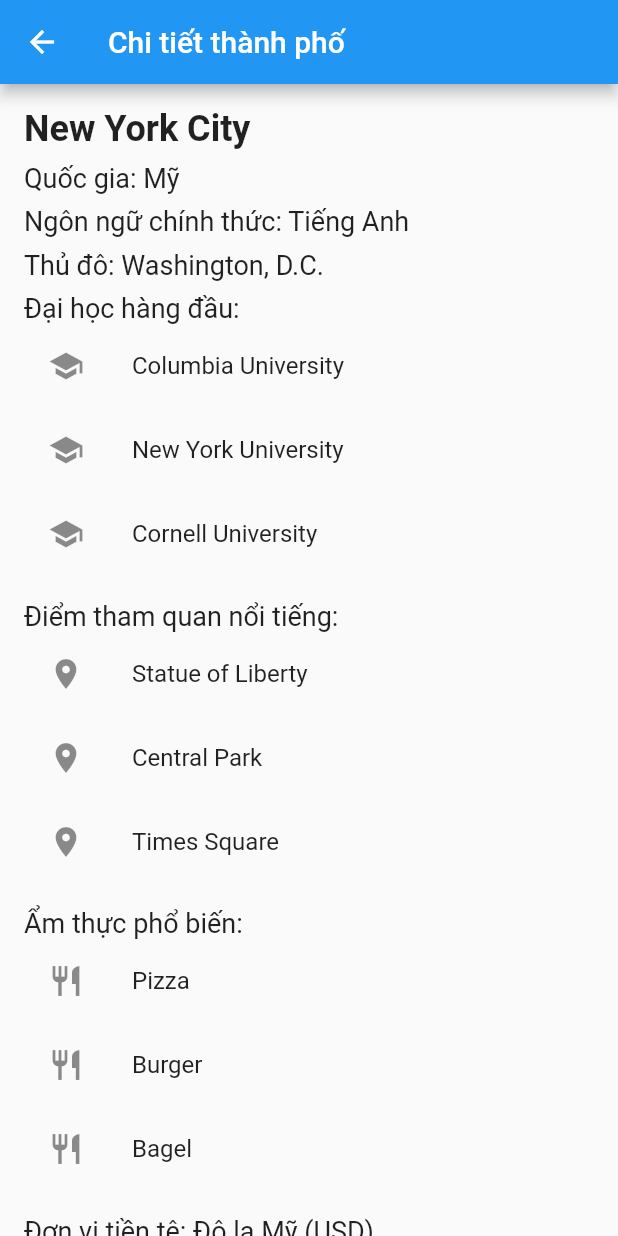
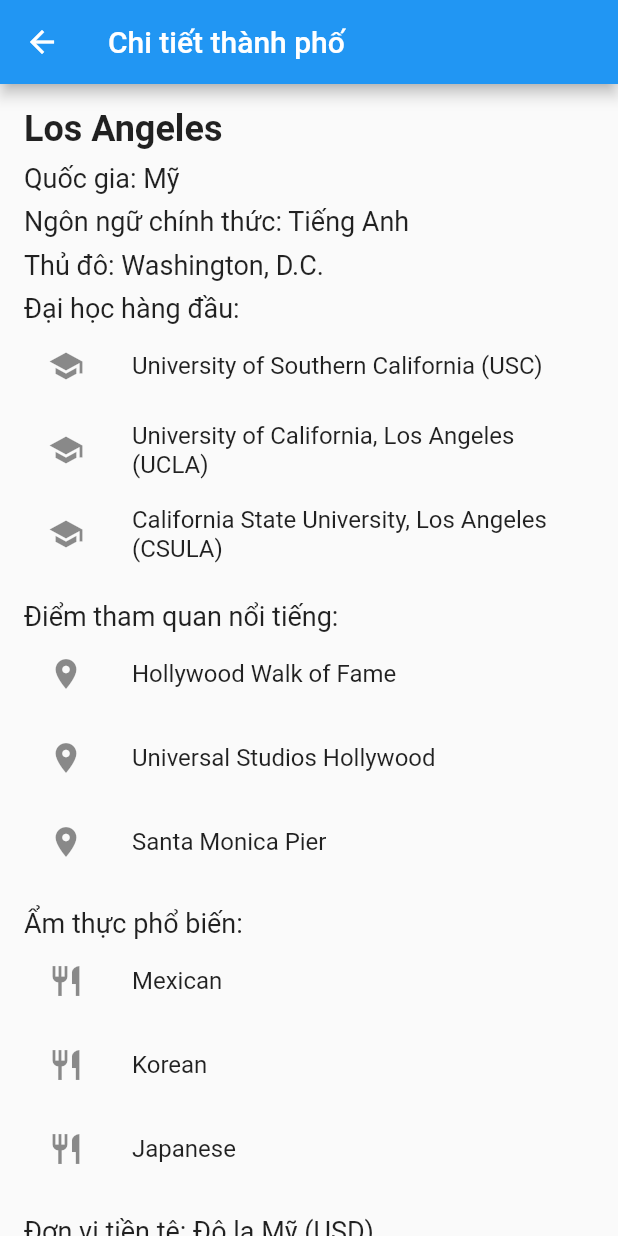
Before and after one commit to tanphuccgl/Study-Abroad-Consultant, a Flutter app: the DetailNationPage screen opened by its route, after a tap on "Los Angeles", on a phone screen of 412 x 824 dp. Run offline on Flutter 3.47's test engine with Material 2 defaults, Android fonts, the phone set to English and light mode, and no system bars; our stand-ins replace bot_toast, cloud_firestore, equatable, firebase_core, flutter_bloc, get_it and 2 more; accounts and stored records are empty.

Commit message:
add data to city page

```diff
--- a/lib/feature/nation/pages/city_page.dart
+++ b/lib/feature/city/pages/city_page.dart
@@ -1,33 +1,12 @@
 import 'package:flutter/material.dart';
+import 'package:study_abroad_consultant/network/model/city.dart';
 
 class CityPage extends StatelessWidget {
-  const CityPage({super.key});
+  final City city;
+  const CityPage({super.key, required this.city});
 
   @override
   Widget build(BuildContext context) {
-    final city = StudyAbroadCity(
-      cityName: 'New York City',
-      countryName: 'Mỹ',
-      language: 'Tiếng Anh',
-      capital: 'Washington, D.C.',
-      universities: [
-        'Columbia University',
-        'New York University',
-        'Cornell University',
-      ],
-      popularAttractions: [
-        'Statue of Liberty',
-        'Central Park',
-        'Times Square',
-      ],
-      popularCuisines: [
-        'Pizza',
-        'Burger',
-        'Bagel',
-      ],
-      currency: 'Đô la Mỹ (USD)',
-      timeZone: 'Giờ đông Mỹ (EST)',
-    );
     return Scaffold(
       appBar: AppBar(
         title: const Text('Chi tiết thành phố'),
@@ -116,27 +95,3 @@
     );
   }
 }
-
-class StudyAbroadCity {
-  final String cityName;
-  final String countryName;
-  final String language;
-  final String capital;
-  final List<String> universities;
-  final List<String> popularAttractions;
-  final List<String> popularCuisines;
-  final String currency;
-  final String timeZone;
-
-  StudyAbroadCity({
-    required this.cityName,
-    required this.countryName,
-    required this.language,
-    required this.capital,
-    required this.universities,
-    required this.popularAttractions,
-    required this.popularCuisines,
-    required this.currency,
-    required this.timeZone,
-  });
-}
--- a/lib/feature/nation/pages/detail_nation_page.dart
+++ b/lib/feature/nation/pages/detail_nation_page.dart
@@ -98,7 +98,7 @@
 
   Widget _buildCityCard(City city) {
     return GestureDetector(
-      onTap: () => XCoordinator.showCity(),
+      onTap: () => XCoordinator.showCity(city),
       child: Container(
         decoration: BoxDecoration(
           borderRadius: BorderRadius.circular(8),
--- a/lib/network/model/city.dart
+++ b/lib/network/model/city.dart
@@ -23,6 +23,31 @@
     required this.timeZone,
   });
 }
+
+City emtyCity = City(
+  id: '1',
+  cityName: 'New York City',
+  countryName: 'Mỹ',
+  language: 'Tiếng Anh',
+  capital: 'Washington, D.C.',
+  universities: [
+    'Columbia University',
+    'New York University',
+    'Cornell University',
+  ],
+  popularAttractions: [
+    'Times Square',
+    'Statue of Liberty',
+    'Central Park',
+  ],
+  popularCuisines: [
+    'Pizza',
+    'Hamburger',
+    'Bagel',
+  ],
+  currency: 'Đô la Mỹ (USD)',
+  timeZone: 'Eastern Standard Time (EST)',
+);
 
 List<City> america = [
   newyorkCity,
--- a/lib/router/app_router.dart
+++ b/lib/router/app_router.dart
@@ -2,7 +2,7 @@
 import 'package:study_abroad_consultant/feature/dashboard/pages/dashboard_page.dart';
 import 'package:study_abroad_consultant/feature/login/login_page.dart';
 import 'package:study_abroad_consultant/feature/nation/pages/customerlistscreen.dart';
-import 'package:study_abroad_consultant/feature/nation/pages/city_page.dart';
+import 'package:study_abroad_consultant/feature/city/pages/city_page.dart';
 import 'package:study_abroad_consultant/feature/nation/pages/contact_support_page.dart';
 import 'package:study_abroad_consultant/feature/nation/pages/create_baiviet.dart';
 import 'package:study_abroad_consultant/feature/nation/pages/customer_detail.dart';
@@ -21,6 +21,7 @@
 import 'package:study_abroad_consultant/feature/profile/pages/profile_page.dart';
 import 'package:study_abroad_consultant/feature/profile/pages/update_profile_page.dart';
 import 'package:study_abroad_consultant/feature/sign_up/sign_up_page.dart';
+import 'package:study_abroad_consultant/network/model/city.dart';
 import 'package:study_abroad_consultant/network/model/nation.dart';
 import 'package:study_abroad_consultant/router/router_name.dart';
 import 'package:study_abroad_consultant/widgets/not_found_page.dart';
@@ -42,7 +43,10 @@
                   nation: nationEmpty,
                 ));
       case XRouterName.city:
-        return MaterialPageRoute(builder: (_) => const CityPage());
+        return MaterialPageRoute(
+            builder: (_) => CityPage(
+                  city: emtyCity,
+                ));
       case XRouterName.school:
         return MaterialPageRoute(
             builder: (_) => const StudyAbroadUniversityDetailPage());
--- a/lib/router/coordinator.dart
+++ b/lib/router/coordinator.dart
@@ -1,5 +1,7 @@
 import 'package:flutter/material.dart';
+import 'package:study_abroad_consultant/feature/city/pages/city_page.dart';
 import 'package:study_abroad_consultant/feature/nation/pages/detail_nation_page.dart';
+import 'package:study_abroad_consultant/network/model/city.dart';
 import 'package:study_abroad_consultant/network/model/nation.dart';
 import 'package:study_abroad_consultant/router/router_name.dart';
 
@@ -38,7 +40,7 @@
   static Future showNation() => pushNamed(XRouterName.nation);
   static Future showDetailNation(Nation nation) =>
       push(DetailNationPage(nation: nation));
-  static Future showCity() => pushNamed(XRouterName.city);
+  static Future showCity(City city) => push(CityPage(city: city));
   static Future showSchool() => pushNamed(XRouterName.school);
   static Future showVisa() => pushNamed(XRouterName.visa);
   static Future showRegisterEvent() => pushNamed(XRouterName.registerEvent);
```
